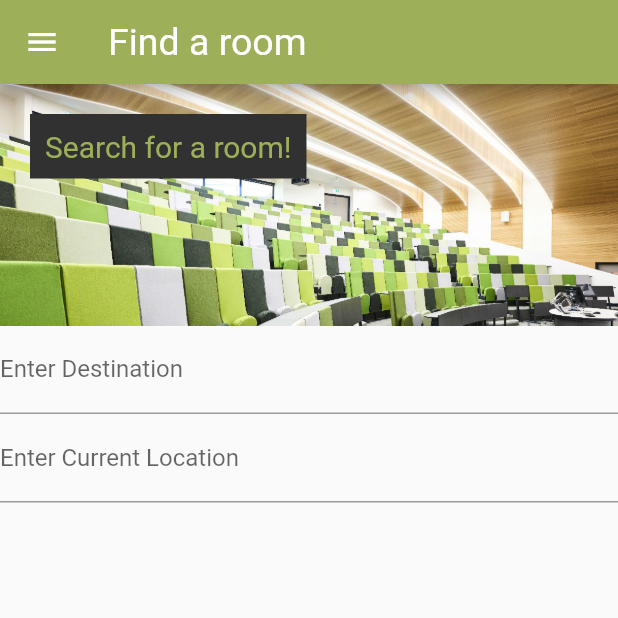
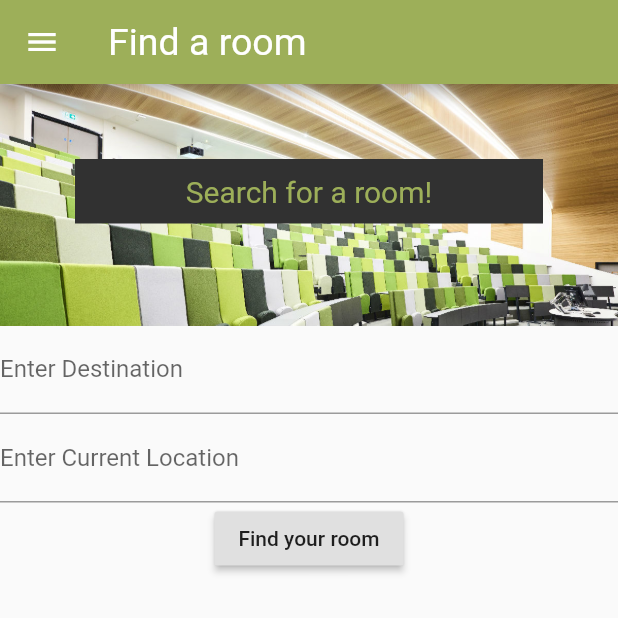
Before and after one commit to alwian/USB-Tour-App, a Flutter app: the screen it shows after launch, on a phone screen of 412 x 824 dp, the top half of it. Run offline on Flutter 3.47's test engine with Material 2 defaults, Android fonts, the phone set to English and light mode, and no system bars.

Commit message:
Resolved pixel overflow issue

```diff
--- a/lib/fragments/find_a_room_fragment.dart
+++ b/lib/fragments/find_a_room_fragment.dart
@@ -1,38 +1,43 @@
 import 'package:flutter/material.dart';
+import 'package:csc2022_app/pages/search_results_page.dart';
 
 class FindARoomFragment extends StatelessWidget {
 
 
   @override
   Widget build(BuildContext context) {
-    return DecoratedBox(
-      decoration: BoxDecoration(
-          color: Color(0xFFFFFF)
-      ),
+    return new SingleChildScrollView(
+      child: Column(
+        children: <Widget>[
+          DecoratedBox(
+            decoration: BoxDecoration( color: Color(0xFFFFFF)),
             child: Column(
               children: <Widget>[
                 Stack(
                   children: <Widget>[
                     Image.asset('assets/images/lecture_theatre.jpg'),
                     Container(
-                margin: EdgeInsets.all(20.0),
+                      margin: EdgeInsets.all(50.0),
                       padding: EdgeInsets.only(left: 10.0, top: 10.0, right: 10.0, bottom: 10.0),
                       color: Color(0xFF313131),
-                child: Text(
+                      child: Center(child: new Text(
                         'Search for a room!',
                         //@todo center text in stack
                         style: TextStyle(
                           color: Theme.of(context).primaryColor,
                           fontSize: 20.0,
                         ),
-                ),
+                        textAlign: TextAlign.center,
+                      ),),
+
                     ),
                   ],
                 ),
-          //@todo Fix button pixel overflow issue
+
                 //@todo Improve styling - https://medium.com/flutter-community/breaking-layouts-in-rows-and-columns-in-flutter-8ea1ce4c1316
                 //@todo Hard code suggestion dropdowns
                 //@todo add new search page
+
                 TextFormField(
                   autofocus: false,
                   decoration: InputDecoration(
@@ -45,6 +50,18 @@ class FindARoomFragment extends StatelessWidget {
                       labelText: 'Enter Current Location'
                   ),
                 ),
+                RaisedButton(
+                    child: new Text('Find your room'),
+                    onPressed: () {
+                      Navigator.push(
+                        context,
+                        MaterialPageRoute(builder: (context) => SearchResultsPage()),
+                      );
+                    }
+                ),
+              ],
+            ),
+          ),
         ],
       ),
     );
```
Lines whose indentation alone changed are shown as unchanged.
